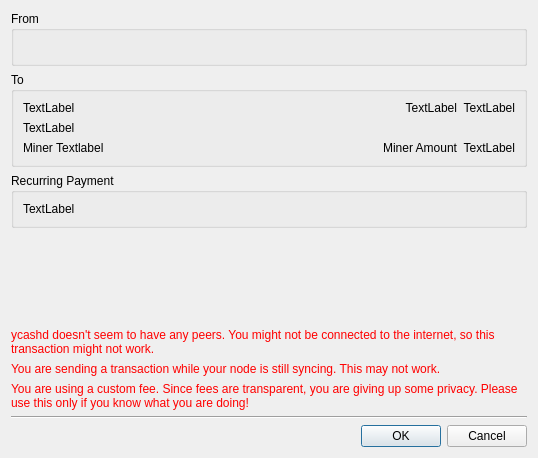
Old version of the form src/confirm.ui in the repository ycashfoundation/yecwallet.
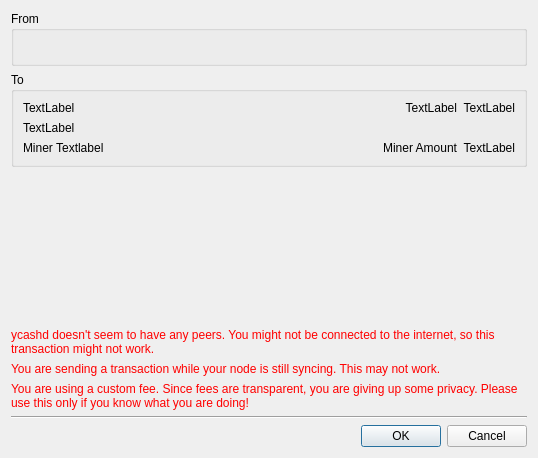
New version of the form.

Commit message: Recurring payments feature removed

```diff
--- a/src/confirm.ui
+++ b/src/confirm.ui
@@ -145,22 +145,6 @@
      </layout>
     </widget>
    </item>
-   <item>
-    <widget class="QGroupBox" name="grpRecurring">
-     <property name="title">
-      <string>Recurring Payment</string>
-     </property>
-     <layout class="QGridLayout" name="gridLayout_2">
-      <item row="0" column="0">
-       <widget class="QLabel" name="lblRecurringDesc">
-        <property name="text">
-         <string>TextLabel</string>
-        </property>
-       </widget>
-      </item>
-     </layout>
-    </widget>
-   </item>
    <item>
     <spacer name="verticalSpacer">
      <property name="orientation">
```
The commit also changes 13 other files.
